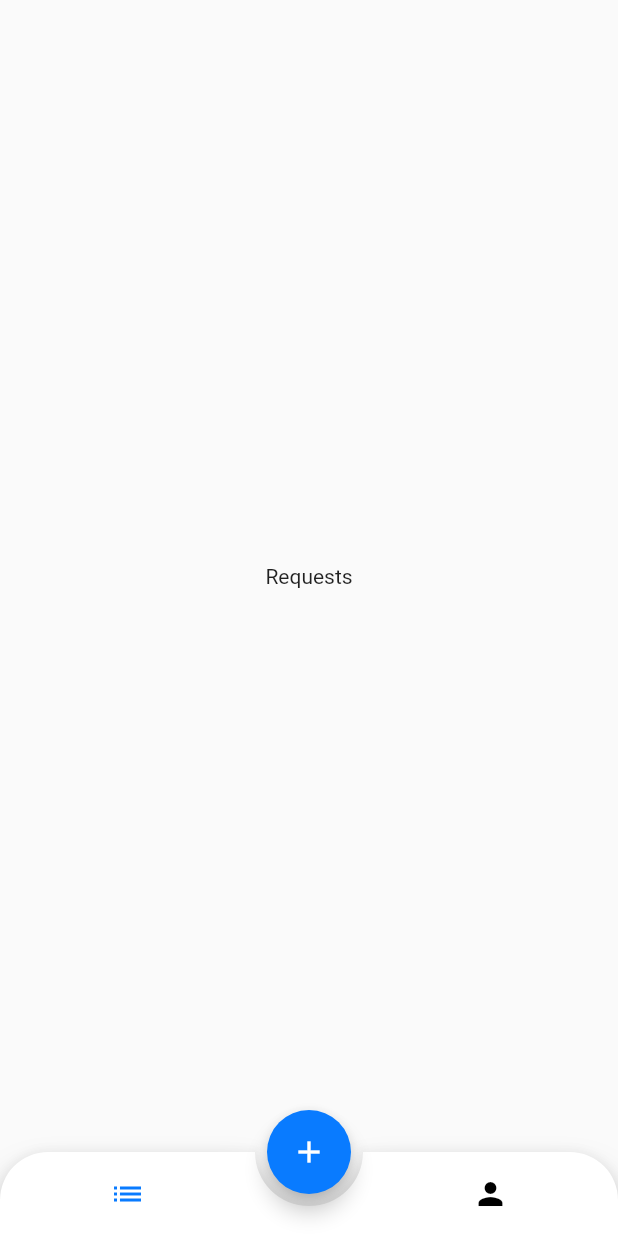
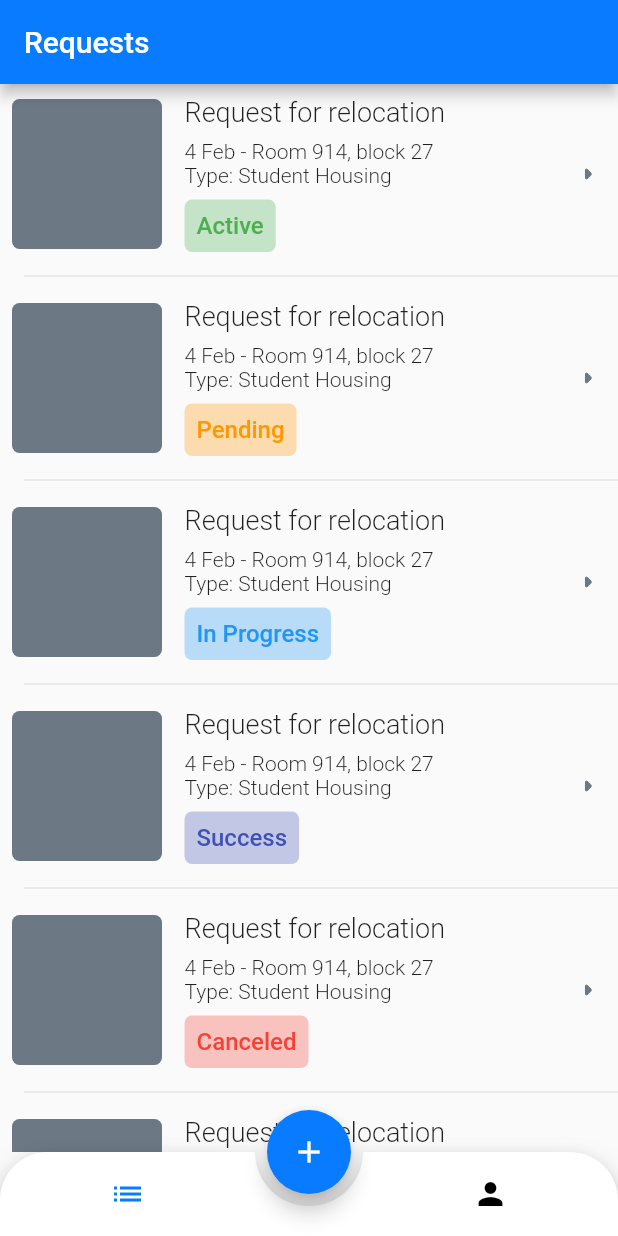
Before and after one commit to AzirisDev/senior_project_group6, a Flutter app: the screen it shows after launch, after a tap on "Log in", after a tap on "Forgot password?", on a phone screen of 412 x 824 dp. Run offline on Flutter 3.47's test engine with Material 2 defaults, Android fonts, the phone set to English and light mode, and no system bars; drawn by our look-alikes of animated_bottom_navigation_bar; our stand-ins replace equatable, flutter_bloc, flutter_svg, get_it; statements that could not run were skipped.

Commit message:
requests

```diff
--- a/lib/core/globals/constants.dart
+++ b/lib/core/globals/constants.dart
@@ -1,3 +1,31 @@
+import 'package:flutter/material.dart';
 import 'package:get_it/get_it.dart';
 
 final GetIt getIt = GetIt.instance;
+
+enum Status {
+  active,
+  inProgress,
+  pending,
+  success,
+  canceled,
+  declined,
+}
+
+Map<Status, String> statusNames = {
+  Status.active: "Active",
+  Status.inProgress: "In Progress",
+  Status.pending: "Pending",
+  Status.success: "Success",
+  Status.canceled: "Canceled",
+  Status.declined: "Declined",
+};
+
+Map<Status, Color> statusColors = {
+  Status.active: Colors.green,
+  Status.inProgress: Colors.blue,
+  Status.pending: Colors.orange,
+  Status.success: Colors.indigo,
+  Status.canceled: Colors.red,
+  Status.declined: Colors.black,
+};
--- a/lib/features/requests/ui/requests_page.dart
+++ b/lib/features/requests/ui/requests_page.dart
@@ -1,4 +1,7 @@
 import 'package:flutter/material.dart';
+import 'package:senior_project_group6/core/globals/constants.dart';
+import 'package:senior_project_group6/core/utils/appcolors.dart';
+import 'package:senior_project_group6/features/requests/ui/widgets/request_tile.dart';
 
 class RequestsPage extends StatefulWidget {
   const RequestsPage({super.key});
@@ -8,12 +11,65 @@ class RequestsPage extends StatefulWidget {
 }
 
 class _RequestsPageState extends State<RequestsPage> {
+  //mock up data
+  List<Widget> requests = [
+    const RequestTile(
+      title: "Request for relocation",
+      date: "4 Feb",
+      location: "Room 914, block 27",
+      type: "Student Housing",
+      status: Status.active,
+    ),
+    const RequestTile(
+      title: "Request for relocation",
+      date: "4 Feb",
+      location: "Room 914, block 27",
+      type: "Student Housing",
+      status: Status.pending,
+    ),
+    const RequestTile(
+      title: "Request for relocation",
+      date: "4 Feb",
+      location: "Room 914, block 27",
+      type: "Student Housing",
+      status: Status.inProgress,
+    ),
+    const RequestTile(
+      title: "Request for relocation",
+      date: "4 Feb",
+      location: "Room 914, block 27",
+      type: "Student Housing",
+      status: Status.success,
+    ),
+    const RequestTile(
+      title: "Request for relocation",
+      date: "4 Feb",
+      location: "Room 914, block 27",
+      type: "Student Housing",
+      status: Status.canceled,
+    ),
+    const RequestTile(
+      title: "Request for relocation",
+      date: "4 Feb",
+      location: "Room 914, block 27",
+      type: "Student Housing",
+      status: Status.declined,
+    ),
+  ];
   @override
   Widget build(BuildContext context) {
-    return const Scaffold(
+    return Scaffold(
+      appBar: AppBar(
+        backgroundColor: AppColor.primaryBlue,
+        title: const Text("Requests"),
+        automaticallyImplyLeading: false,
+      ),
       body: SafeArea(
-        child: Center(
-          child: Text("Requests"),
+        child: ListView.builder(
+          itemCount: 6,
+          itemBuilder: (context, index) {
+            return requests[index];
+          },
         ),
       ),
     );
--- /dev/null
+++ b/lib/features/requests/ui/widgets/request_tile.dart
@@ -0,0 +1,103 @@
+import 'package:flutter/material.dart';
+import 'package:senior_project_group6/core/globals/constants.dart';
+import 'package:senior_project_group6/core/utils/appcolors.dart';
+
+class RequestTile extends StatelessWidget {
+  final String title;
+  final String date;
+  final String location;
+  final String type;
+  final Status status;
+  const RequestTile({
+    super.key,
+    required this.title,
+    required this.date,
+    required this.location,
+    required this.type,
+    required this.status,
+  });
+
+  @override
+  Widget build(BuildContext context) {
+    return Column(
+      children: [
+        Padding(
+          padding: const EdgeInsets.all(8.0),
+          child: Row(
+            children: [
+              Container(
+                height: 100,
+                width: 100,
+                decoration: BoxDecoration(
+                  color: AppColor.grey,
+                  borderRadius: BorderRadius.circular(5),
+                ),
+              ),
+              const SizedBox(
+                width: 15,
+              ),
+              Expanded(
+                child: Column(
+                  crossAxisAlignment: CrossAxisAlignment.start,
+                  children: [
+                    Text(
+                      title,
+                      style: const TextStyle(
+                        fontSize: 18,
+                        fontWeight: FontWeight.w300,
+                      ),
+                    ),
+                    const SizedBox(
+                      height: 8,
+                    ),
+                    Text(
+                      "$date - $location",
+                      style: const TextStyle(
+                        fontSize: 14,
+                        fontWeight: FontWeight.w300,
+                      ),
+                    ),
+                    Text(
+                      "Type: $type",
+                      style: const TextStyle(
+                        fontSize: 14,
+                        fontWeight: FontWeight.w300,
+                      ),
+                    ),
+                    const SizedBox(
+                      height: 8,
+                    ),
+                    Container(
+                      padding: const EdgeInsets.all(8),
+                      decoration: BoxDecoration(
+                        color: (statusColors[status] ?? Colors.grey)
+                            .withOpacity(0.3),
+                        borderRadius: BorderRadius.circular(5),
+                      ),
+                      child: Text(
+                        statusNames[status] ?? "Unknown",
+                        style: TextStyle(
+                          fontSize: 16,
+                          fontWeight: FontWeight.w500,
+                          color: (statusColors[status] ?? Colors.grey),
+                        ),
+                      ),
+                    )
+                  ],
+                ),
+              ),
+              const Icon(
+                Icons.arrow_right_rounded,
+                color: AppColor.grey,
+              )
+            ],
+          ),
+        ),
+        const Padding(
+          padding: EdgeInsets.only(left: 16),
+          child: Divider(),
+        ),
+      ],
+    );
+  }
+}
```
